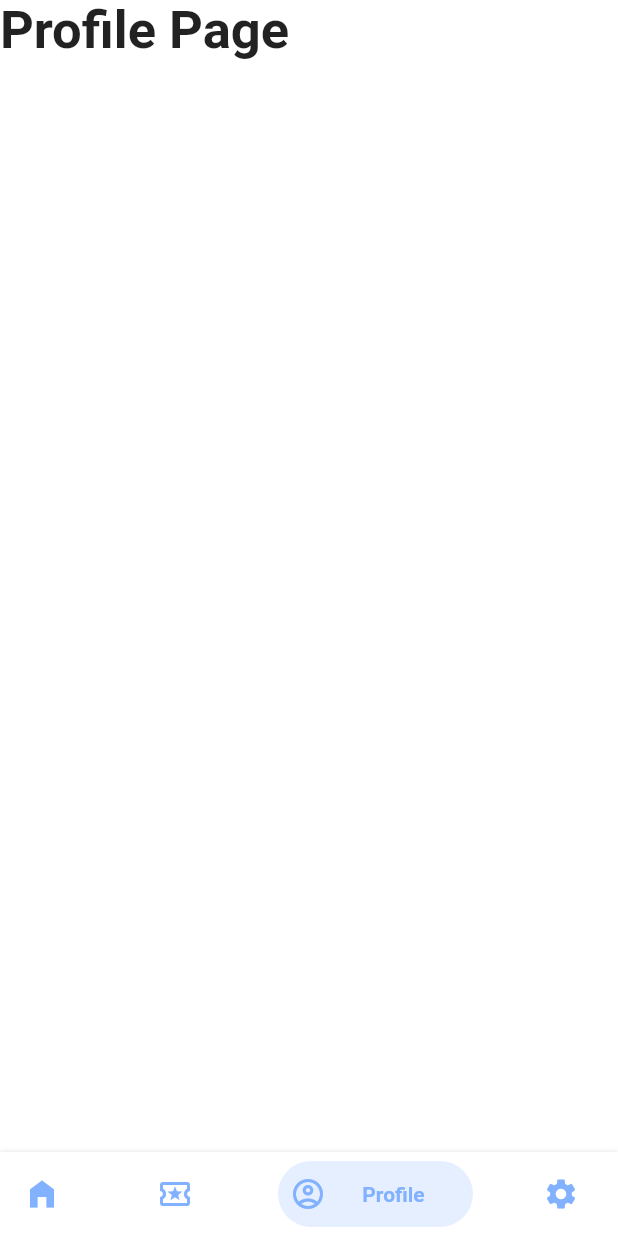
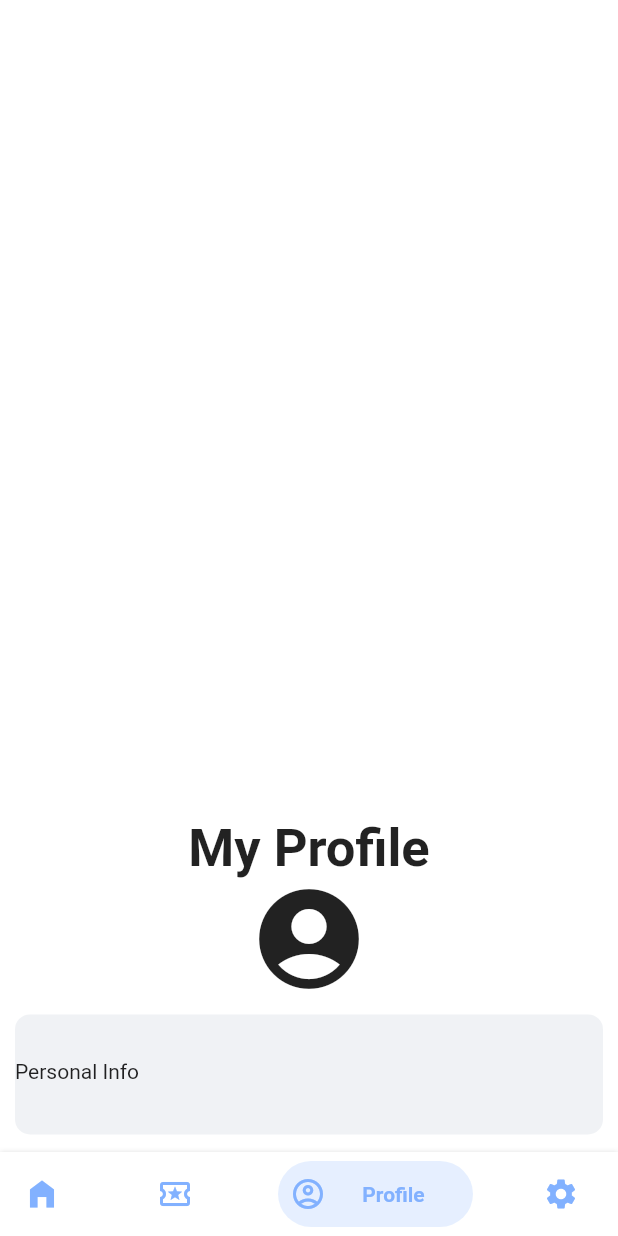
Before and after one commit to amitsindoliya/copyio, a Flutter app: the HomePage screen opened directly, item 3 of the bottom bar chosen, on a phone screen of 412 x 824 dp. Run offline on Flutter 3.47's test engine with Material 2 defaults, Android fonts, the phone set to English and light mode, and no system bars; drawn by our look-alikes of bottom_navy_bar; our stand-ins replace flutter_colorpicker, shared_preferences; missing offline and left inert: dart:ffi; accounts and stored records are empty; network calls fail.

Commit message:
started profile page

```diff
--- a/copyio/lib/main.dart
+++ b/copyio/lib/main.dart
@@ -3,6 +3,7 @@ import 'package:copyio/auth_page.dart';
 import 'package:copyio/home.dart';
 import 'package:copyio/models/notes.dart';
 import 'package:copyio/notes_detail.dart';
+import 'package:copyio/profile.dart';
 import 'package:copyio/providers/auth.dart';
 import 'package:copyio/providers/groups_provider.dart';
 import 'package:copyio/providers/notes_provider.dart';
@@ -66,8 +67,7 @@ class _HomePageState extends State<HomePage> {
     Home(),
     Text('Search Page',
         style: TextStyle(fontSize: 35, fontWeight: FontWeight.bold)),
-    Text('Profile Page',
-        style: TextStyle(fontSize: 35, fontWeight: FontWeight.bold)),
+    Profile(),
     Settings(),
   ];
   @override
--- /dev/null
+++ b/copyio/lib/profile.dart
@@ -0,0 +1,33 @@
+import 'package:flutter/material.dart';
+
+class Profile extends StatelessWidget {
+  @override
+  Widget build(BuildContext context) {
+    return Container(
+      child: Column(
+        mainAxisAlignment: MainAxisAlignment.end,
+        children: [
+          Text('My Profile',
+              style: TextStyle(fontSize: 35, fontWeight: FontWeight.bold)),
+          Icon(
+            Icons.account_circle,
+            size: 80.0,
+          ),
+          Container(
+            height: 80,
+            width: double.infinity,
+            margin: EdgeInsets.all(10.0),
+            decoration: BoxDecoration(
+              borderRadius: BorderRadius.all(
+                Radius.circular(10.0),
+              ),
+              color: Color(0xFFF0F2F5),
+            ),
+            padding: EdgeInsets.symmetric(vertical: 30.0),
+            child: Text('Personal Info'),
+          )
+        ],
+      ),
+    );
+  }
+}
```
